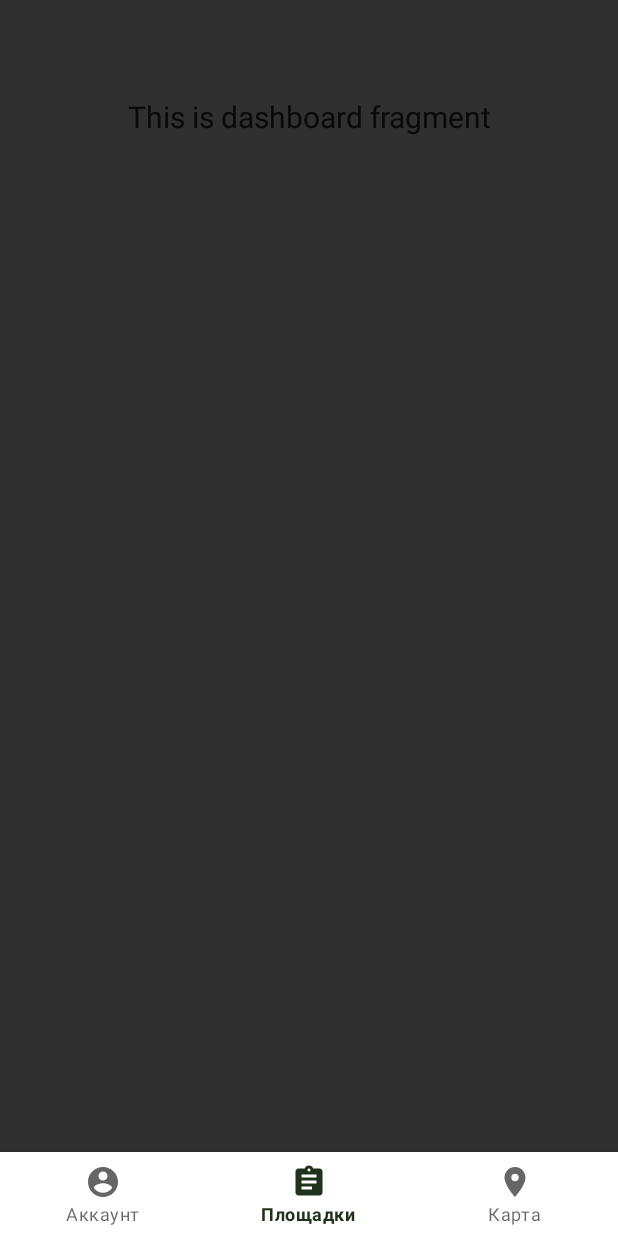
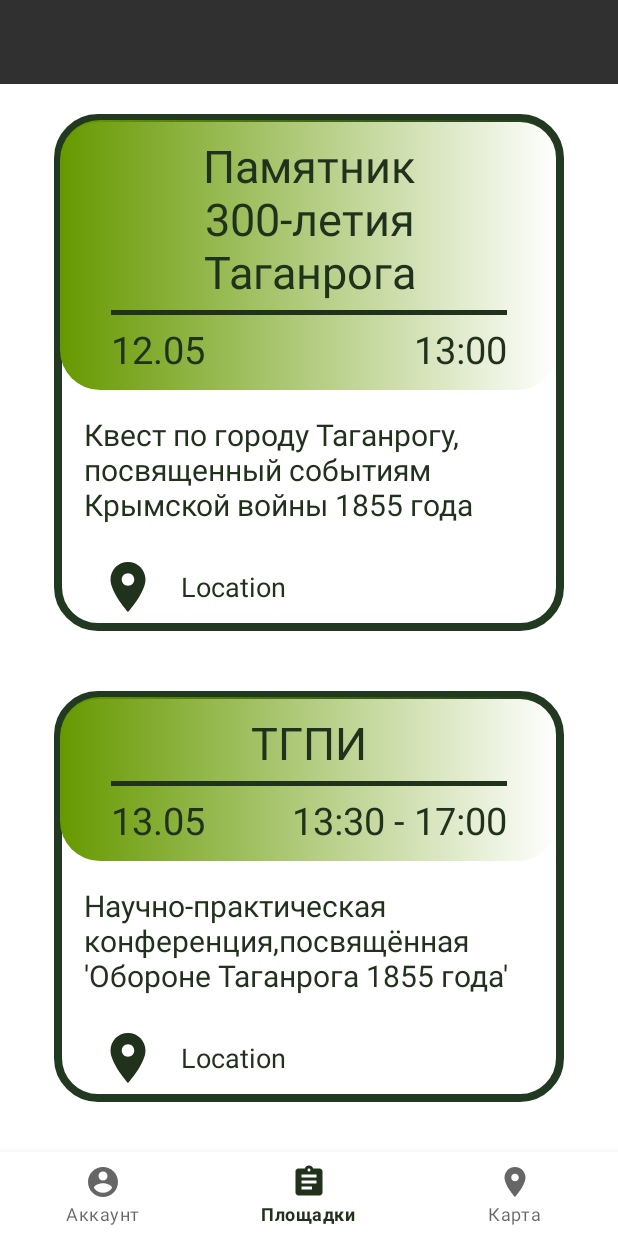
Before and after one commit to Yumak2001/oboronataganroga1855, an Android app: the SitesFragment screen opened through its navigation route, item 2 of the bottom bar chosen, on a phone screen of 412 x 824 dp. Run offline under Robolectric (Android 15) with nearby library versions, the phone set to English and light mode, and no system bars.

Commit message:
ADD SitesFragment

```diff
--- a/app/build.gradle
+++ b/app/build.gradle
@@ -45,6 +45,7 @@ dependencies {
     implementation 'androidx.lifecycle:lifecycle-livedata-ktx:2.3.1'
     implementation 'androidx.lifecycle:lifecycle-viewmodel-ktx:2.3.1'
     implementation 'com.google.android.gms:play-services-maps:17.0.1'
+    implementation 'androidx.recyclerview:recyclerview:1.1.0'
     testImplementation 'junit:junit:4.13.2'
     androidTestImplementation 'androidx.test.ext:junit:1.1.2'
     androidTestImplementation 'androidx.test.espresso:espresso-core:3.3.0'
--- a/app/src/main/java/org/lentils/oboronataganroga1855/MainNavigationActivity.java
+++ b/app/src/main/java/org/lentils/oboronataganroga1855/MainNavigationActivity.java
@@ -11,9 +11,15 @@ import androidx.fragment.app.FragmentManager;
 
 import com.google.android.material.bottomnavigation.BottomNavigationView;
 
+import org.json.JSONException;
+import org.lentils.oboronataganroga1855.model.Place;
+import org.lentils.oboronataganroga1855.model.ReadJSONPlaces;
 import org.lentils.oboronataganroga1855.ui.account.AccountFragment;
 import org.lentils.oboronataganroga1855.ui.map.MapFragment;
 import org.lentils.oboronataganroga1855.ui.sites.SitesFragment;
+
+import java.io.IOException;
+import java.util.ArrayList;
 
 public class MainNavigationActivity extends AppCompatActivity {
 
@@ -22,6 +28,8 @@ public class MainNavigationActivity extends AppCompatActivity {
     final Fragment mapFragment = new MapFragment();
     final FragmentManager fm = getSupportFragmentManager();
     Fragment active = accountFragment;
+
+    public static ArrayList<Place> places;
 
     @Override
     public void onBackPressed() {
@@ -40,6 +48,14 @@ public class MainNavigationActivity extends AppCompatActivity {
         fm.beginTransaction().add(R.id.main_activity, mapFragment, "3").hide(mapFragment).commit();
         fm.beginTransaction().add(R.id.main_activity, sitesFragment, "2").hide(sitesFragment).commit();
         fm.beginTransaction().add(R.id.main_activity, accountFragment, "1").commit();
+
+        try {
+            places = ReadJSONPlaces.readPlacesJSONFile(this);
+        } catch (IOException e) {
+            e.printStackTrace();
+        } catch (JSONException e) {
+            e.printStackTrace();
+        }
 
     }
 
--- a/app/src/main/java/org/lentils/oboronataganroga1855/ui/map/MapFragment.java
+++ b/app/src/main/java/org/lentils/oboronataganroga1855/ui/map/MapFragment.java
@@ -34,6 +34,8 @@ import org.lentils.oboronataganroga1855.model.ReadJSONPlaces;
 import java.io.IOException;
 import java.util.ArrayList;
 
+import static org.lentils.oboronataganroga1855.MainNavigationActivity.places;
+
 public class MapFragment extends Fragment implements
         GoogleMap.OnMyLocationButtonClickListener,
         GoogleMap.OnMyLocationClickListener,
@@ -43,7 +45,6 @@ public class MapFragment extends Fragment implements
     private boolean permissionDenied = false;
 
     private static final int LOCATION_PERMISSION_REQUEST_CODE = 1;
-    ArrayList<Place> places;
 
     int indexPlaceMarker;
 
@@ -61,13 +62,6 @@ public class MapFragment extends Fragment implements
                     Manifest.permission.ACCESS_FINE_LOCATION, true);
         }
         map.setOnInfoWindowClickListener(this);
-        try {
-            places = ReadJSONPlaces.readPlacesJSONFile(requireContext());
-        } catch (IOException e) {
-            e.printStackTrace();
-        } catch (JSONException e) {
-            e.printStackTrace();
-        }
         for (int i = 0; i < places.size(); i++) {
             map.addMarker(places.get(i).toMarker());
         }
--- /dev/null
+++ b/app/src/main/java/org/lentils/oboronataganroga1855/ui/sites/MySiteRecyclerViewAdapter.java
@@ -0,0 +1,68 @@
+package org.lentils.oboronataganroga1855.ui.sites;
+
+import androidx.recyclerview.widget.RecyclerView;
+
+import android.view.LayoutInflater;
+import android.view.View;
+import android.view.ViewGroup;
+import android.widget.TextView;
+
+import org.lentils.oboronataganroga1855.R;
+import org.lentils.oboronataganroga1855.ui.sites.dummy.SiteContent.DummyItem;
+
+import java.util.List;
+
+/**
+ * {@link RecyclerView.Adapter} that can display a {@link DummyItem}.
+ * TODO: Replace the implementation with code for your data type.
+ */
+public class MySiteRecyclerViewAdapter extends RecyclerView.Adapter<MySiteRecyclerViewAdapter.ViewHolder> {
+
+    private final List<DummyItem> mValues;
+
+    public MySiteRecyclerViewAdapter(List<DummyItem> items) {
+        mValues = items;
+    }
+
+    @Override
+    public ViewHolder onCreateViewHolder(ViewGroup parent, int viewType) {
+        View view = LayoutInflater.from(parent.getContext())
+                .inflate(R.layout.fragment_site, parent, false);
+        return new ViewHolder(view);
+    }
+
+    @Override
+    public void onBindViewHolder(final ViewHolder holder, int position) {
+        holder.mItem = mValues.get(position);
+        holder.mHeaderTitle.setText(mValues.get(position).title);
+        holder.mHeaderData.setText(mValues.get(position).data);
+        holder.mHeaderTime.setText(mValues.get(position).time);
+        holder.mDescription.setText(mValues.get(position).description);
+        holder.mLocation.setText(mValues.get(position).location);
+    }
+
+    @Override
+    public int getItemCount() {
+        return mValues.size();
+    }
+
+    public class ViewHolder extends RecyclerView.ViewHolder {
+        public final View mView;
+        public final TextView mHeaderTitle;
+        public final TextView mHeaderData;
+        public final TextView mHeaderTime;
+        public final TextView mDescription;
+        public final TextView mLocation;
+        public DummyItem mItem;
+
+        public ViewHolder(View view) {
+            super(view);
+            mView = view;
+            mHeaderTitle = (TextView) view.findViewById(R.id.site_header_title);
+            mHeaderData = (TextView) view.findViewById(R.id.site_header_data);
+            mHeaderTime = (TextView) view.findViewById(R.id.site_header_time);
+            mDescription = (TextView) view.findViewById(R.id.site_description);
+            mLocation = (TextView) view.findViewById(R.id.site_location);
+        }
+    }
+}
--- a/app/src/main/java/org/lentils/oboronataganroga1855/ui/sites/SitesFragment.java
+++ b/app/src/main/java/org/lentils/oboronataganroga1855/ui/sites/SitesFragment.java
@@ -1,35 +1,72 @@
 package org.lentils.oboronataganroga1855.ui.sites;
 
+import android.content.Context;
 import android.os.Bundle;
+
+import androidx.fragment.app.Fragment;
+import androidx.recyclerview.widget.GridLayoutManager;
+import androidx.recyclerview.widget.LinearLayoutManager;
+import androidx.recyclerview.widget.RecyclerView;
+
 import android.view.LayoutInflater;
 import android.view.View;
 import android.view.ViewGroup;
-import android.widget.TextView;
-
-import androidx.annotation.NonNull;
-import androidx.annotation.Nullable;
-import androidx.fragment.app.Fragment;
-import androidx.lifecycle.Observer;
-import androidx.lifecycle.ViewModelProvider;
 
 import org.lentils.oboronataganroga1855.R;
+import org.lentils.oboronataganroga1855.ui.sites.dummy.SiteContent;
 
+/**
+ * A fragment representing a list of Items.
+ */
 public class SitesFragment extends Fragment {
 
-    private SitesViewModel sitesViewModel;
+    // TODO: Customize parameter argument names
+    private static final String ARG_COLUMN_COUNT = "column-count";
+    // TODO: Customize parameters
+    private int mColumnCount = 1;
 
-    public View onCreateView(@NonNull LayoutInflater inflater,
-                             ViewGroup container, Bundle savedInstanceState) {
-        sitesViewModel =
-                new ViewModelProvider(this).get(SitesViewModel.class);
-        View root = inflater.inflate(R.layout.fragment_sites, container, false);
-        final TextView textView = root.findViewById(R.id.text_sites);
-        sitesViewModel.getText().observe(getViewLifecycleOwner(), new Observer<String>() {
-            @Override
-            public void onChanged(@Nullable String s) {
-                textView.setText(s);
+    /**
+     * Mandatory empty constructor for the fragment manager to instantiate the
+     * fragment (e.g. upon screen orientation changes).
+     */
+    public SitesFragment() {
+    }
+
+    // TODO: Customize parameter initialization
+    @SuppressWarnings("unused")
+    public static SitesFragment newInstance(int columnCount) {
+        SitesFragment fragment = new SitesFragment();
+        Bundle args = new Bundle();
+        args.putInt(ARG_COLUMN_COUNT, columnCount);
+        fragment.setArguments(args);
+        return fragment;
+    }
+
+    @Override
+    public void onCreate(Bundle savedInstanceState) {
+        super.onCreate(savedInstanceState);
+
+        if (getArguments() != null) {
+            mColumnCount = getArguments().getInt(ARG_COLUMN_COUNT);
+        }
+    }
+
+    @Override
+    public View onCreateView(LayoutInflater inflater, ViewGroup container,
+                             Bundle savedInstanceState) {
+        View view = inflater.inflate(R.layout.fragment_site_list, container, false);
+
+        // Set the adapter
+        if (view instanceof RecyclerView) {
+            Context context = view.getContext();
+            RecyclerView recyclerView = (RecyclerView) view;
+            if (mColumnCount <= 1) {
+                recyclerView.setLayoutManager(new LinearLayoutManager(context));
+            } else {
+                recyclerView.setLayoutManager(new GridLayoutManager(context, mColumnCount));
             }
-        });
-        return root;
+            recyclerView.setAdapter(new MySiteRecyclerViewAdapter(SiteContent.ITEMS));
+        }
+        return view;
     }
 }
--- a/app/src/main/java/org/lentils/oboronataganroga1855/ui/sites/SitesViewModel.java
+++ /dev/null
@@ -1,19 +0,0 @@
-package org.lentils.oboronataganroga1855.ui.sites;
-
-import androidx.lifecycle.LiveData;
-import androidx.lifecycle.MutableLiveData;
-import androidx.lifecycle.ViewModel;
-
-public class SitesViewModel extends ViewModel {
-
-    private MutableLiveData<String> mText;
-
-    public SitesViewModel() {
-        mText = new MutableLiveData<>();
-        mText.setValue("This is dashboard fragment");
-    }
-
-    public LiveData<String> getText() {
-        return mText;
-    }
-}
--- /dev/null
+++ b/app/src/main/java/org/lentils/oboronataganroga1855/ui/sites/dummy/SiteContent.java
@@ -0,0 +1,76 @@
+package org.lentils.oboronataganroga1855.ui.sites.dummy;
+
+import android.content.Context;
+
+import org.json.JSONException;
+import org.lentils.oboronataganroga1855.MainNavigationActivity;
+import org.lentils.oboronataganroga1855.model.Place;
+import org.lentils.oboronataganroga1855.model.ReadJSONPlaces;
+
+import java.io.IOException;
+import java.util.ArrayList;
+import java.util.HashMap;
+import java.util.List;
+import java.util.Map;
+
+/**
+ * Helper class for providing sample content for user interfaces created by
+ * Android template wizards.
+ * <p>
+ * TODO: Replace all uses of this class before publishing your app.
+ */
+public class SiteContent {
+
+    /**
+     * An array of sample (dummy) items.
+     */
+    public static final List<DummyItem> ITEMS = new ArrayList<DummyItem>();
+
+    /**
+     * A map of sample (dummy) items, by ID.
+     */
+    public static final Map<String, DummyItem> ITEM_MAP = new HashMap<String, DummyItem>();
+
+    private static final ArrayList<Place> places = MainNavigationActivity.places;
+
+    static {
+        for (int i = 0; i < places.size(); i++) {
+            addItem(createDummyItem(places.get(i)));
+        }
+    }
+
+    private static void addItem(DummyItem item) {
+        ITEMS.add(item);
+        ITEM_MAP.put(item.id, item);
+    }
+
+    private static DummyItem createDummyItem(Place place) {
+        return new DummyItem(String.valueOf(place), place.getTitle(), place.getDescription(), place.getData(), place.getTime(), "Location");
+    }
+
+    /**
+     * A dummy item representing a piece of content.
+     */
+    public static class DummyItem {
+        public final String id;
+        public String title;
+        public String data;
+        public String time;
+        public String description;
+        public String location;
+
+        public DummyItem(String id, String title, String description, String data, String time, String location) {
+            this.id = id;
+            this.title = title;
+            this.description = description;
+            this.data = data;
+            this.time = time;
+            this.location = location;
+        }
+
+        @Override
+        public String toString() {
+            return title;
+        }
+    }
+}
--- /dev/null
+++ b/app/src/main/res/drawable/ic_site_location_40dp.xml
@@ -0,0 +1,5 @@
+<vector android:height="40dp" android:tint="#20311C"
+    android:viewportHeight="24" android:viewportWidth="24"
+    android:width="40dp" xmlns:android="http://schemas.android.com/apk/res/android">
+    <path android:fillColor="@android:color/white" android:pathData="M12,2C8.13,2 5,5.13 5,9c0,5.25 7,13 7,13s7,-7.75 7,-13c0,-3.87 -3.13,-7 -7,-7zM12,11.5c-1.38,0 -2.5,-1.12 -2.5,-2.5s1.12,-2.5 2.5,-2.5 2.5,1.12 2.5,2.5 -1.12,2.5 -2.5,2.5z"/>
+</vector>
--- /dev/null
+++ b/app/src/main/res/drawable/round_site_element.xml
@@ -0,0 +1,12 @@
+<?xml version="1.0" encoding="utf-8"?>
+<shape xmlns:android="http://schemas.android.com/apk/res/android">
+    <corners android:radius="40px" />
+    <solid android:color="@color/white"/>
+    <stroke android:color="#223921"
+        android:width="5dp"/>
+    <padding
+        android:top="4dp"
+        android:left="4dp"
+        android:bottom="4dp"
+        android:right="4dp" />
+</shape>
--- /dev/null
+++ b/app/src/main/res/drawable/round_site_element_header.xml
@@ -0,0 +1,14 @@
+<?xml version="1.0" encoding="utf-8"?>
+<shape xmlns:android="http://schemas.android.com/apk/res/android">
+    <corners android:radius="40px" />
+    <gradient
+        android:type="linear"
+        android:gradientRadius="100%"
+        android:startColor="@android:color/holo_green_dark"
+        android:endColor="@android:color/transparent" />
+    <padding
+        android:top="4dp"
+        android:left="4dp"
+        android:bottom="4dp"
+        android:right="4dp" />
+</shape>
--- /dev/null
+++ b/app/src/main/res/layout/fragment_site.xml
@@ -0,0 +1,94 @@
+<?xml version="1.0" encoding="utf-8"?>
+<LinearLayout xmlns:android="http://schemas.android.com/apk/res/android"
+    android:layout_width="match_parent"
+    android:layout_height="wrap_content"
+    android:layout_gravity="center_horizontal"
+    android:layout_margin="20dp"
+    android:background="@drawable/round_site_element"
+    android:orientation="vertical">
+
+    <LinearLayout
+        android:id="@+id/site_header"
+        android:layout_width="match_parent"
+        android:layout_height="wrap_content"
+        android:orientation="vertical"
+        android:background="@drawable/round_site_element_header"
+        android:paddingVertical="10dp">
+        <TextView
+            android:id="@+id/site_header_title"
+            android:layout_width="wrap_content"
+            android:layout_height="wrap_content"
+            android:textAlignment="center"
+            android:textColor="#20311C"
+            android:layout_marginHorizontal="20dp"
+            android:layout_gravity="center_horizontal"
+            android:text="Путь Петра Великого"
+            android:textSize="30dp"/>
+        <View
+            android:layout_width="match_parent"
+            android:layout_height="3dp"
+            android:background="@color/white"
+            android:layout_marginLeft="30dp"
+            android:layout_marginRight="30dp"
+            android:layout_marginTop="5dp"
+            android:backgroundTint="#20311C"
+            android:layout_marginBottom="5dp"/>
+        <FrameLayout
+            android:layout_width="match_parent"
+            android:layout_height="wrap_content"
+            android:layout_marginHorizontal="20dp"
+            android:paddingHorizontal="10dp">
+            <TextView
+                android:id="@+id/site_header_data"
+                android:layout_width="wrap_content"
+                android:layout_height="wrap_content"
+                android:singleLine="true"
+                android:textColor="#20311C"
+                android:layout_gravity="left"
+                android:text="21.05.21"
+                android:textSize="25dp"/>
+
+            <TextView
+                android:id="@+id/site_header_time"
+                android:layout_width="wrap_content"
+                android:layout_height="wrap_content"
+                android:layout_gravity="right"
+                android:textColor="#20311C"
+                android:singleLine="true"
+                android:text="21:05"
+                android:textSize="25dp" />
+        </FrameLayout>
+
+    </LinearLayout>
+
+    <TextView
+        android:id="@+id/site_description"
+        android:layout_width="wrap_content"
+        android:layout_height="wrap_content"
+        android:textColor="#20311C"
+android:text="Проход шлюбки с Петром I вдоль набережной"
+        android:textSize="20dp"
+        android:layout_margin="@dimen/text_margin"
+        android:textAppearance="?attr/textAppearanceListItem" />
+    <LinearLayout
+        android:layout_width="match_parent"
+        android:layout_height="wrap_content">
+        <ImageView
+            android:layout_width="60dp"
+            android:layout_height="40dp"
+            android:textColor="#20311C"
+            android:layout_margin="5dp"
+            android:src="@drawable/ic_site_location_40dp"
+            android:paddingLeft="20dp"/>
+        <TextView
+            android:id="@+id/site_location"
+            android:layout_width="wrap_content"
+            android:layout_height="wrap_content"
+            android:textColor="#20311C"
+            android:layout_gravity="center_vertical"
+            android:layout_marginLeft="10dp"
+            android:text="Петровская площадка"
+            android:textSize="18dp"
+            android:textAppearance="?attr/textAppearanceListItem" />
+    </LinearLayout>
+</LinearLayout>
--- /dev/null
+++ b/app/src/main/res/layout/fragment_site_list.xml
@@ -0,0 +1,14 @@
+<?xml version="1.0" encoding="utf-8"?>
+<androidx.recyclerview.widget.RecyclerView xmlns:android="http://schemas.android.com/apk/res/android"
+    xmlns:app="http://schemas.android.com/apk/res-auto"
+    xmlns:tools="http://schemas.android.com/tools"
+    android:id="@+id/list"
+    android:name="org.lentils.oboronataganroga1855.ui.sites.SiteFragment"
+    android:layout_width="match_parent"
+    android:layout_height="match_parent"
+    android:paddingLeft="16dp"
+    android:paddingRight="16dp"
+    app:layoutManager="LinearLayoutManager"
+    tools:context=".ui.sites.SitesFragment"
+    android:background="@color/white"
+    tools:listitem="@layout/fragment_site" />
--- a/app/src/main/res/values/dimens.xml
+++ b/app/src/main/res/values/dimens.xml
@@ -2,4 +2,5 @@
     <!-- Default screen margins, per the Android Design guidelines. -->
     <dimen name="activity_horizontal_margin">16dp</dimen>
     <dimen name="activity_vertical_margin">16dp</dimen>
+    <dimen name="text_margin">16dp</dimen>
 </resources>
```
